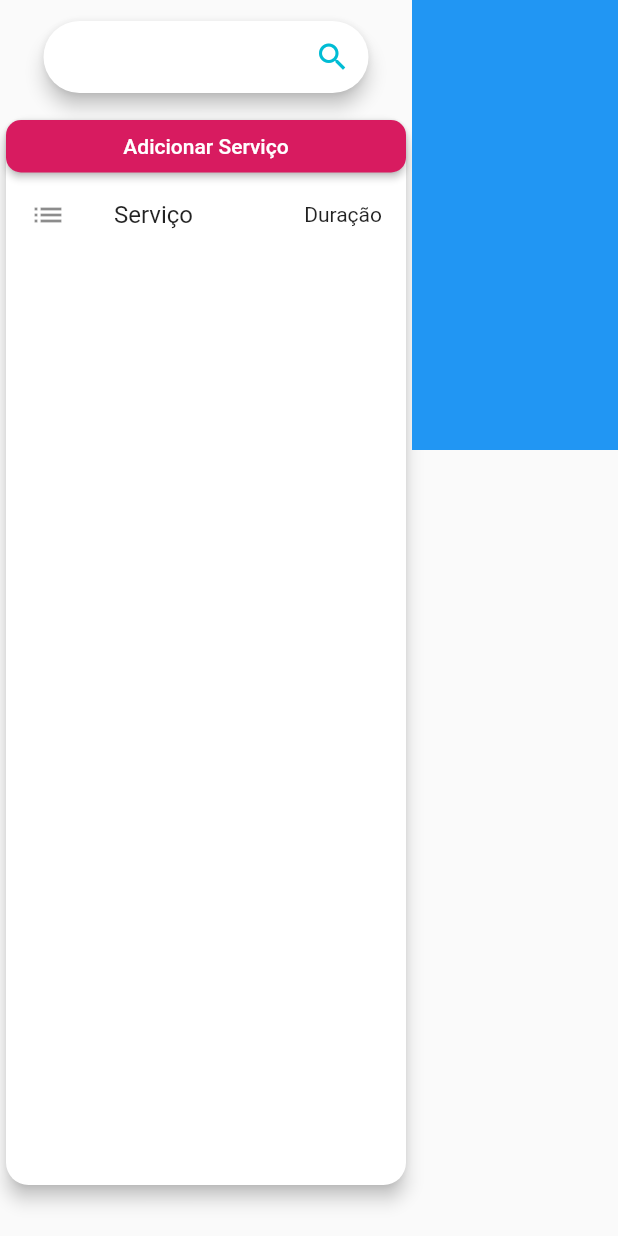
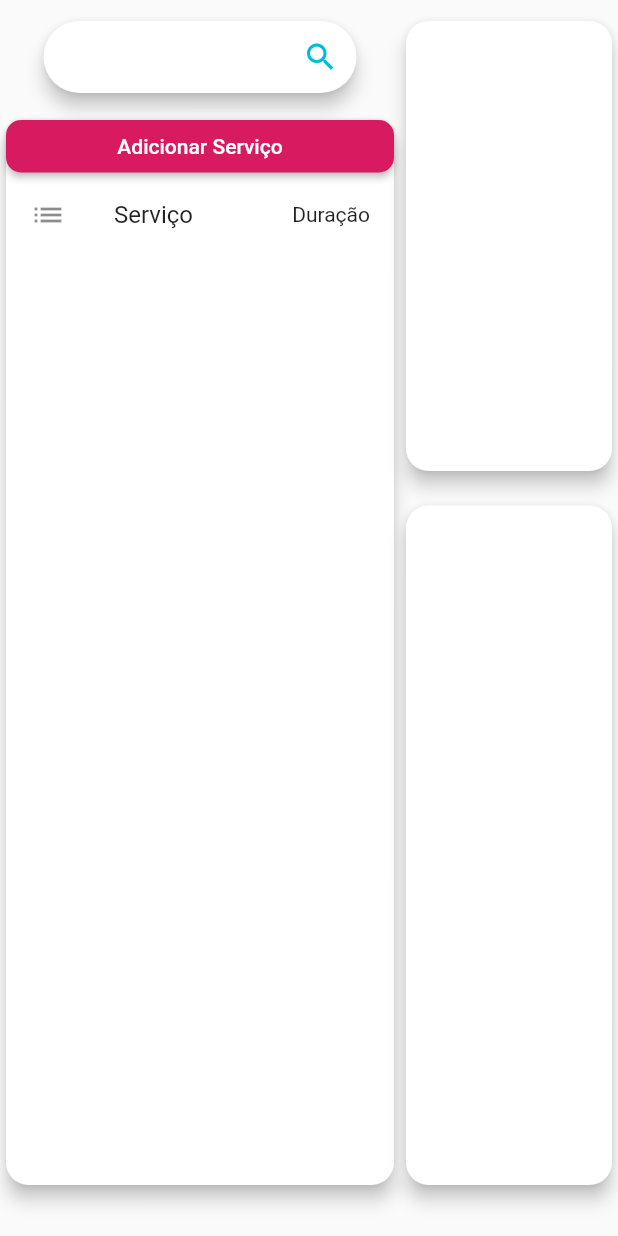
Before and after one commit to VitorPaulo21/SalonSoft, a Flutter app: the ServicesScreen widget shown alone on an empty page, opened directly, on a phone screen of 412 x 824 dp. Run offline on Flutter 3.47's test engine with Material 2 defaults, Android fonts, the light colour scheme and no system bars; our stand-ins replace file_picker, hive, hive_flutter, syncfusion_flutter_charts, syncfusion_flutter_datepicker; missing offline and left inert: desktop_window; accounts and stored records are empty.

Commit message:
Some changes on services screen

```diff
--- a/lib/screens/servicesScreen.dart
+++ b/lib/screens/servicesScreen.dart
@@ -38,14 +38,43 @@ class _ServicesScreenState extends State<ServicesScreen> {
               )),
             ],
           )),
-          Column(
-            children: [
-              Container(
-                width: constrains.maxWidth / 3,
-                height: 300,
-                color: Colors.blue,
-              ),
-            ],
+          SingleChildScrollView(
+            controller: ScrollController(),
+            child: Column(
+              mainAxisSize: MainAxisSize.max,
+              children: [
+                SizedBox(
+                  height: 10,
+                ),
+                Card(
+                  elevation: 5,
+                  shape: const RoundedRectangleBorder(
+                      borderRadius: BorderRadius.all(Radius.circular(15))),
+                  child: Container(
+                    width: constrains.maxWidth / 3,
+                    height: 300,
+
+                  ),
+                ),
+                SizedBox(
+                  height: 15,
+                ),
+                Card(
+                  elevation: 5,
+                  shape: const RoundedRectangleBorder(
+                      borderRadius: BorderRadius.all(Radius.circular(15))),
+                  child: Container(
+                    height: (constrains.maxHeight - 30 - 15 - 10 - 300) > 400
+                        ? constrains.maxHeight - 30 - 15 - 10 - 300 - 16
+                        : 400,
+                    width: constrains.maxWidth / 3,
+                  ),
+                ),
+                SizedBox(
+                  height: 30,
+                ),
+              ],
+            ),
           )
         ],
       );
```
